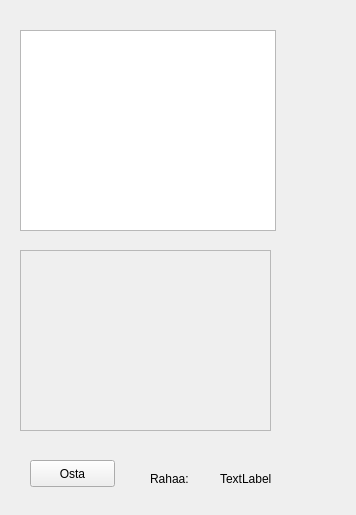
First picture: the form in areenapeli/kiltahuone.ui, repository Aivoapina/ohjsuun_tomato3, before the edit.
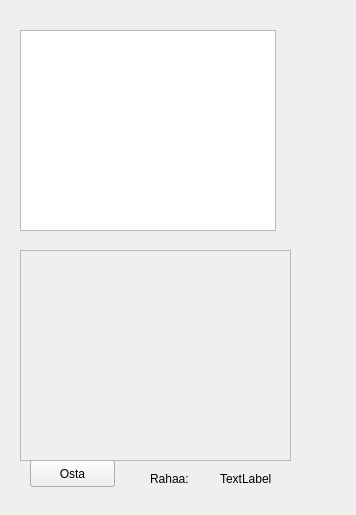
Second picture: the form after the edit.

```diff
--- a/areenapeli/kiltahuone.ui
+++ b/areenapeli/kiltahuone.ui
@@ -67,8 +67,8 @@
     <rect>
      <x>20</x>
      <y>250</y>
-     <width>251</width>
-     <height>181</height>
+     <width>271</width>
+     <height>211</height>
     </rect>
    </property>
    <property name="frameShape">
```
